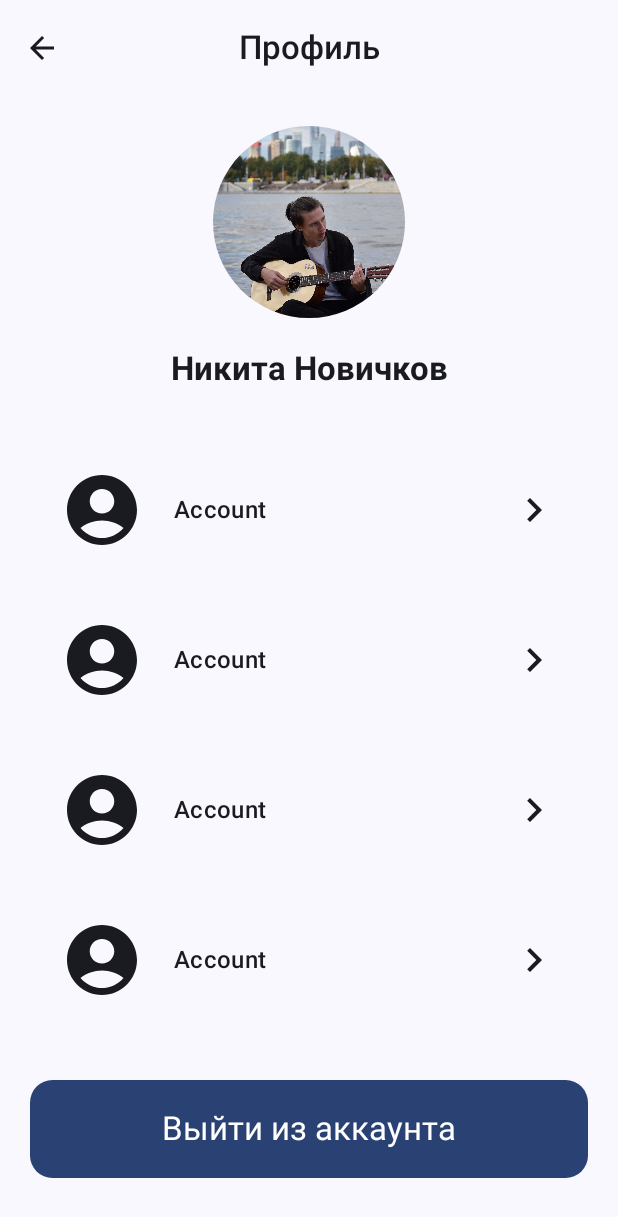
After one commit to Towich/PerfumeStore, an Android app built with Jetpack Compose: the ProfileScreen screen opened through its navigation route, on a phone screen of 412 x 824 dp. The commit adds this screen. Shown: the top 1217 px of the screen. Run offline under Robolectric (Android 15) with nearby library versions, the phone set to English and light mode, and no system bars; our stand-ins replace Firebase (no records; nobody signed in at launch, a user with empty details on screens opened directly); pictures from the network do not load; 2 statements that could not run were skipped.

Commit message:
feat: add ProfileScreen ~ Has profile image, username, action buttons

```diff
--- a/app/src/main/java/com/example/perfumestore/MainActivity.kt
+++ b/app/src/main/java/com/example/perfumestore/MainActivity.kt
@@ -14,6 +14,7 @@ import com.example.perfumestore.data.model.ProductItem
 import com.example.perfumestore.ui.screen.CartScreen
 import com.example.perfumestore.ui.screen.FinishOrderScreen
 import com.example.perfumestore.ui.screen.ProductScreen
+import com.example.perfumestore.ui.screen.ProfileScreen
 import com.example.perfumestore.ui.screen.StartScreen
 import com.example.perfumestore.ui.theme.PerfumeStoreTheme
 
@@ -69,6 +70,12 @@ class MainActivity : ComponentActivity() {
                             navController = navController
                         )
                     }
+                    composable("Profile"){
+                        ProfileScreen(
+                            mViewModel = mViewModel,
+                            navController = navController
+                        )
+                    }
                 }
             }
         }
--- a/app/src/main/java/com/example/perfumestore/ui/screen/CartScreen.kt
+++ b/app/src/main/java/com/example/perfumestore/ui/screen/CartScreen.kt
@@ -116,7 +116,7 @@ fun CartScreen(
             // Button "Order now"
             Button(
                 onClick = {
-                    if(mViewModel.getItemsInCart().size != 0) {
+                    if (mViewModel.getItemsInCart().size != 0) {
                         mViewModel.updateQuantityOfProducts()
                         mViewModel.sendMessageNewOrderToTelegram()
                         navController.navigate("FinishOrder")
--- /dev/null
+++ b/app/src/main/java/com/example/perfumestore/ui/screen/ProfileScreen.kt
@@ -0,0 +1,200 @@
+package com.example.perfumestore.ui.screen
+
+import androidx.compose.foundation.Image
+import androidx.compose.foundation.clickable
+import androidx.compose.foundation.layout.Arrangement
+import androidx.compose.foundation.layout.Box
+import androidx.compose.foundation.layout.Column
+import androidx.compose.foundation.layout.Row
+import androidx.compose.foundation.layout.fillMaxSize
+import androidx.compose.foundation.layout.fillMaxWidth
+import androidx.compose.foundation.layout.height
+import androidx.compose.foundation.layout.padding
+import androidx.compose.foundation.layout.size
+import androidx.compose.foundation.shape.CircleShape
+import androidx.compose.foundation.shape.RoundedCornerShape
+import androidx.compose.material.icons.Icons
+import androidx.compose.material.icons.filled.KeyboardArrowRight
+import androidx.compose.material.icons.sharp.AccountBox
+import androidx.compose.material.icons.sharp.AccountCircle
+import androidx.compose.material.icons.sharp.ArrowBack
+import androidx.compose.material3.Button
+import androidx.compose.material3.ButtonDefaults
+import androidx.compose.material3.Card
+import androidx.compose.material3.CardColors
+import androidx.compose.material3.CardDefaults
+import androidx.compose.material3.CenterAlignedTopAppBar
+import androidx.compose.material3.ExperimentalMaterial3Api
+import androidx.compose.material3.Icon
+import androidx.compose.material3.IconButton
+import androidx.compose.material3.MaterialTheme
+import androidx.compose.material3.Scaffold
+import androidx.compose.material3.Text
+import androidx.compose.material3.TopAppBarDefaults
+import androidx.compose.runtime.Composable
+import androidx.compose.ui.Alignment
+import androidx.compose.ui.Modifier
+import androidx.compose.ui.draw.clip
+import androidx.compose.ui.graphics.vector.ImageVector
+import androidx.compose.ui.layout.ContentScale
+import androidx.compose.ui.res.painterResource
+import androidx.compose.ui.text.font.FontWeight
+import androidx.compose.ui.tooling.preview.Preview
+import androidx.compose.ui.unit.dp
+import androidx.navigation.NavController
+import com.example.perfumestore.MainViewModel
+import com.example.perfumestore.R
+
+@OptIn(ExperimentalMaterial3Api::class)
+@Composable
+fun ProfileScreen(
+    mViewModel: MainViewModel,
+    navController: NavController
+) {
+    Scaffold(
+        topBar = {
+            CenterAlignedTopAppBar(
+                title = {
+                    Text(
+                        text = "Профиль",
+                        fontWeight = FontWeight.SemiBold
+                    )
+                },
+                colors = TopAppBarDefaults.centerAlignedTopAppBarColors(
+                    containerColor = MaterialTheme.colorScheme.background
+                ),
+                navigationIcon = {
+                    // Arrow back
+                    IconButton(
+                        onClick = {
+                            navController.navigateUp()
+                        }
+                    ) {
+                        Icon(
+                            imageVector = Icons.Sharp.ArrowBack,
+                            contentDescription = "Back arrow",
+                            tint = MaterialTheme.colorScheme.onBackground
+                        )
+                    }
+                },
+                actions = {
+
+                }
+            )
+        }
+    ) {
+        Column(
+            horizontalAlignment = Alignment.CenterHorizontally,
+            modifier = Modifier
+                .padding(it)
+                .fillMaxWidth(),
+
+            ) {
+
+            Image(
+                painter = painterResource(id = R.drawable.towich_photo),
+                contentDescription = "Your photo",
+                contentScale = ContentScale.Crop,
+                modifier = Modifier
+                    .padding(top = 20.dp)
+                    .size(128.dp)
+                    .clip(CircleShape)
+            )
+
+            Text(
+                text = "Никита Новичков",
+                fontWeight = FontWeight.Bold,
+                modifier = Modifier.padding(top = 20.dp, bottom = 20.dp),
+                style = MaterialTheme.typography.titleLarge
+            )
+
+
+            repeat(4) {
+                ActionCard(nameCard = "Account", iconCard = Icons.Sharp.AccountCircle) {
+
+                }
+            }
+
+            Button(
+                onClick = {
+                    navController.navigate("Start"){
+                        popUpTo(0)
+                    }
+                },
+                modifier = Modifier
+                    .padding(start = 20.dp, end = 20.dp, top = 40.dp, bottom = 10.dp)
+                    .fillMaxWidth()
+                    .height(65.dp),
+                shape = RoundedCornerShape(15.dp),
+                colors = ButtonDefaults.buttonColors(
+                    containerColor = MaterialTheme.colorScheme.primary
+                )
+            ) {
+                Text(
+                    text = "Выйти из аккаунта",
+                    style = MaterialTheme.typography.titleLarge,
+                    color = MaterialTheme.colorScheme.onPrimary
+                )
+            }
+        }
+    }
+}
+
+@Composable
+fun ActionCard(
+    nameCard: String,
+    iconCard: ImageVector,
+    onClick: () -> Unit
+) {
+    Card(
+        colors = CardDefaults.cardColors(
+            containerColor = MaterialTheme.colorScheme.surface
+        ),
+        modifier = Modifier
+            .fillMaxWidth()
+            .height(100.dp)
+            .padding(top = 20.dp, start = 20.dp, end = 20.dp)
+    ) {
+        Row(
+            modifier = Modifier.fillMaxSize()
+                .clickable { onClick() },
+            verticalAlignment = Alignment.CenterVertically,
+        ) {
+            Icon(
+                imageVector = iconCard,
+                contentDescription = "$iconCard",
+                modifier = Modifier
+                    .padding(10.dp)
+                    .padding(start = 10.dp)
+                    .size(56.dp)
+            )
+            Text(
+                text = nameCard,
+                modifier = Modifier.padding(start = 10.dp),
+                fontWeight = FontWeight.SemiBold,
+                style = MaterialTheme.typography.titleMedium
+            )
+            Row(
+                modifier = Modifier
+                    .fillMaxWidth()
+                    .padding(end = 20.dp),
+                horizontalArrangement = Arrangement.End
+            ) {
+                Icon(
+                    imageVector = Icons.Filled.KeyboardArrowRight,
+                    contentDescription = "Arrow right",
+                    modifier = Modifier
+                        .size(32.dp)
+                )
+            }
+        }
+    }
+}
+
+@Preview
+@Composable
+fun ActionCardPreview() {
+    ActionCard(nameCard = "Account", iconCard = Icons.Sharp.AccountCircle) {
+
+    }
+}
--- a/app/src/main/java/com/example/perfumestore/ui/screen/StartScreen.kt
+++ b/app/src/main/java/com/example/perfumestore/ui/screen/StartScreen.kt
@@ -81,7 +81,7 @@ fun StartScreen(
                             .size(36.dp)
                             .clip(CircleShape)
                             .clickable {
-                                //navController.navigate("Product")
+                                navController.navigate("Profile")
                             }
                     )
                 }
```
